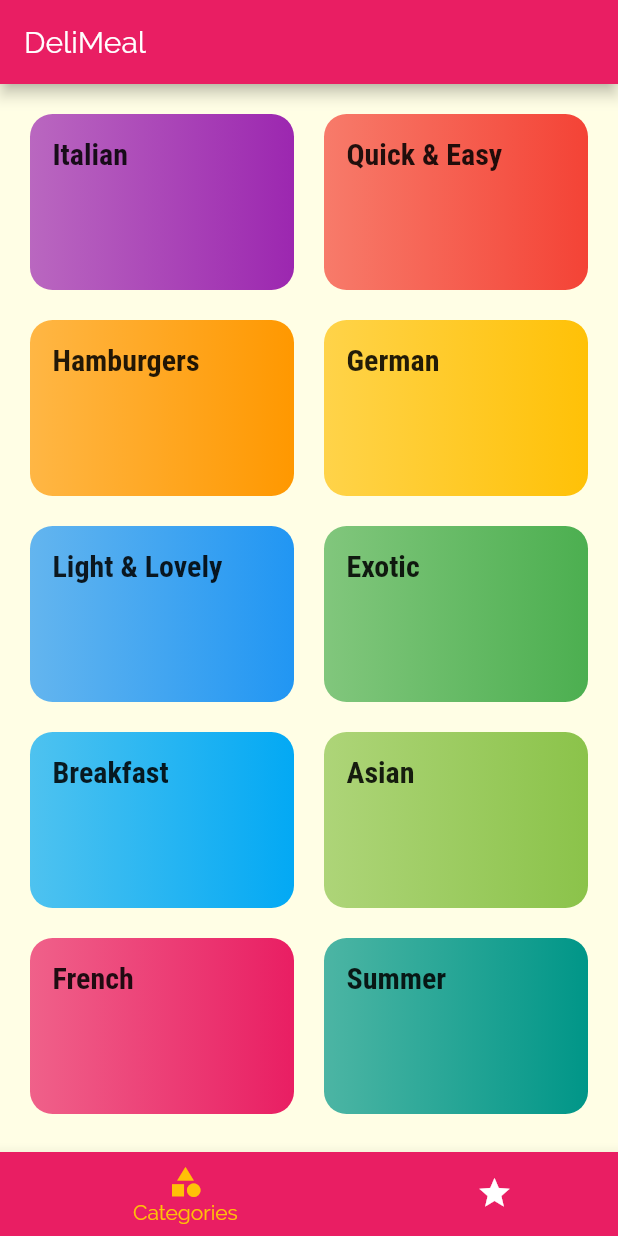
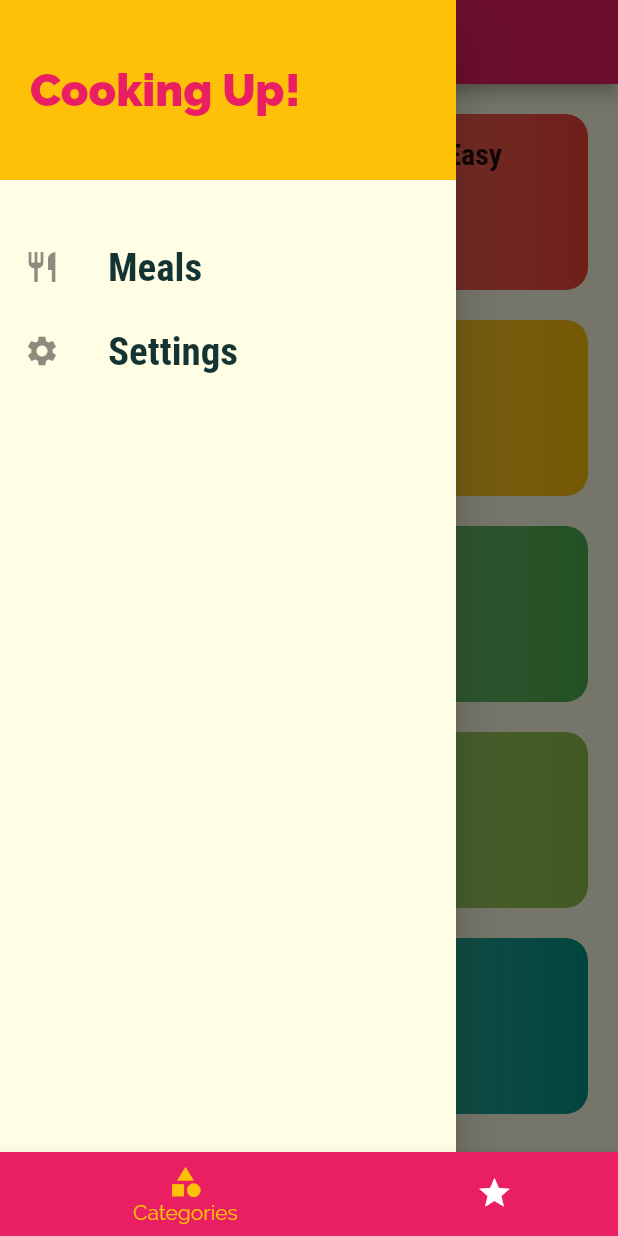
Before and after one commit to darshit-rudani/meals_app, a Flutter app: the screen it shows after launch, with the side drawer open (before the commit the screen has no drawer), on a phone screen of 412 x 824 dp. Run offline on Flutter 3.47's test engine with Material 2 defaults, Android fonts, the phone set to English and light mode, and no system bars.

Commit message:
Added a Custom Drawer

```diff
--- a/lib/categories_screen.dart
+++ b/lib/categories_screen.dart
@@ -1,4 +1,5 @@
 import 'package:flutter/material.dart';
+import 'package:meals/main_drawer.dart';
 import 'dummy_data.dart';
 import 'category_item.dart';
 
@@ -9,6 +10,7 @@
       appBar: AppBar(
         title: Text('DeliMeal'),
       ),
+      drawer: MainDrawer(),
       body: GridView(
         padding: const EdgeInsets.all(20),
         children: DUMMY_CATEGORIES
--- a/lib/favorites_screen.dart
+++ b/lib/favorites_screen.dart
@@ -1,4 +1,5 @@
 import 'package:flutter/material.dart';
+import 'package:meals/main_drawer.dart';
 
 class FavoritesScreen extends StatelessWidget {
   const FavoritesScreen({Key? key}) : super(key: key);
@@ -9,6 +10,7 @@
       appBar: AppBar(
         title: Text('Your Favorites'),
       ),
+      drawer: MainDrawer(),
       body: Text('Favorites'),
     );
   }
--- /dev/null
+++ b/lib/main_drawer.dart
@@ -0,0 +1,48 @@
+import 'package:flutter/material.dart';
+
+class MainDrawer extends StatelessWidget {
+  Widget buildListTile(String title, IconData icon) {
+    return ListTile(
+      leading: Icon(icon),
+      title: Text(
+        title,
+        style: TextStyle(
+          fontFamily: 'RobotoCondensed',
+          fontSize: 26,
+          fontWeight: FontWeight.bold,
+        ),
+      ),
+      onTap: () {},
+    );
+  }
+
+  @override
+  Widget build(BuildContext context) {
+    return Drawer(
+      child: Column(
+        children: [
+          Container(
+            height: 120,
+            width: double.infinity,
+            padding: EdgeInsets.all(20),
+            alignment: Alignment.centerLeft,
+            color: Theme.of(context).accentColor,
+            child: Text(
+              'Cooking Up!',
+              style: TextStyle(
+                fontWeight: FontWeight.w900,
+                fontSize: 30,
+                color: Theme.of(context).primaryColor,
+              ),
+            ),
+          ),
+          SizedBox(
+            height: 30,
+          ),
+          buildListTile('Meals', Icons.restaurant),
+          buildListTile('Settings', Icons.settings),
+        ],
+      ),
+    );
+  }
+}
```
